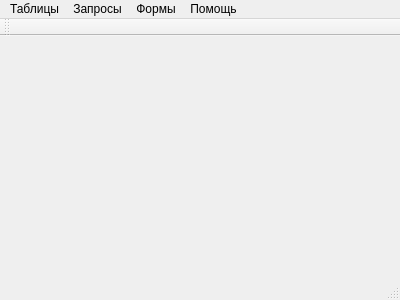
Above: mainwindow.ui from bitas0709/UDKursovaya before the change. Below: the same form after it.
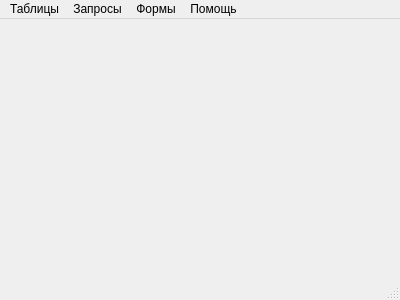
That is the form after the change.

Commit message: Изменил заполнение нескольких форм. Добавил CheckBox с ФИО пациентов и врачей вместо LineEdit с ручным вводом текста

Diff of the .ui file:
```diff
--- a/mainwindow.ui
+++ b/mainwindow.ui
@@ -67,14 +67,6 @@
    <addaction name="menu_3"/>
    <addaction name="menu_4"/>
   </widget>
-  <widget class="QToolBar" name="mainToolBar">
-   <attribute name="toolBarArea">
-    <enum>TopToolBarArea</enum>
-   </attribute>
-   <attribute name="toolBarBreak">
-    <bool>false</bool>
-   </attribute>
-  </widget>
   <widget class="QStatusBar" name="statusBar"/>
   <action name="medicTable">
    <property name="text">
```
The commit also changes 4 other files.
